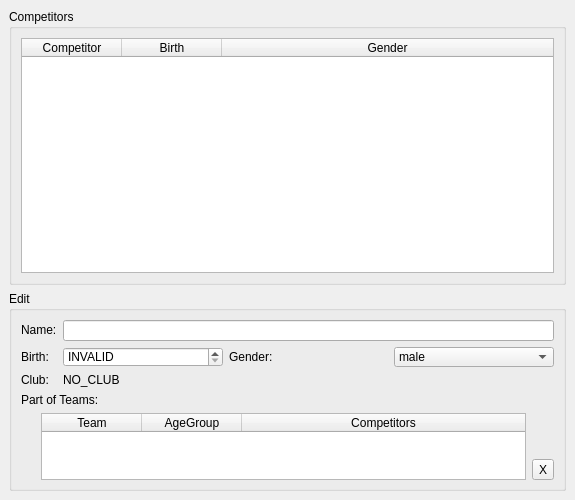
This is modules/competitorlist/competitorlistwidget.ui in MrApe/OpenCompetition as Qt 5 draws it before an edit. The edited form follows.
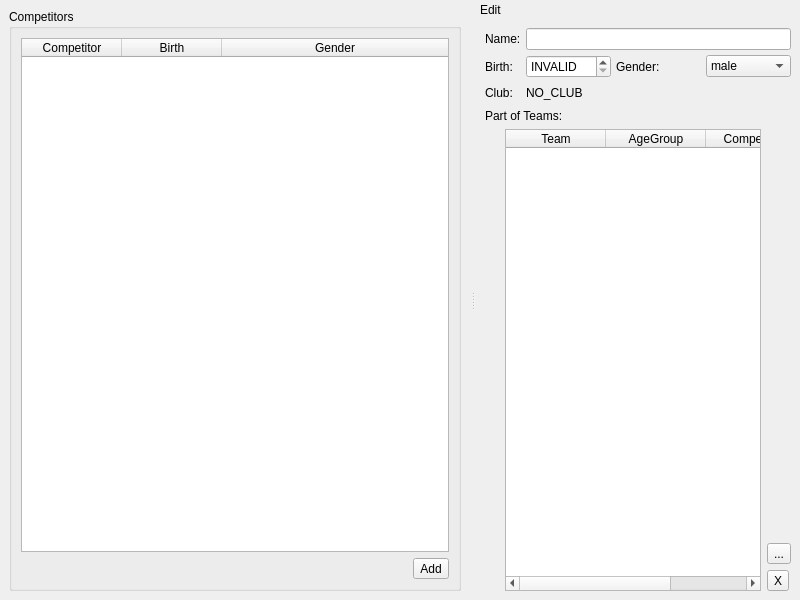
This is the edited form. Icons and pictures are not drawn.

Commit message:
Add to Group beginning
	+ added button to add competitor to specific group
	+ selection from existing groups work
TODO	- looks like a Data Redesign is needed

Patch:
```diff
--- a/modules/competitorlist/competitorlistwidget.ui
+++ b/modules/competitorlist/competitorlistwidget.ui
@@ -6,8 +6,8 @@
    <rect>
     <x>0</x>
     <y>0</y>
-    <width>575</width>
-    <height>500</height>
+    <width>800</width>
+    <height>600</height>
    </rect>
   </property>
   <property name="windowTitle">
@@ -26,7 +26,7 @@
       <property name="title">
        <string>Competitors</string>
       </property>
-      <layout class="QHBoxLayout" name="horizontalLayout_4">
+      <layout class="QVBoxLayout" name="verticalLayout_4">
        <item>
         <widget class="QTableWidget" name="competitorTable">
          <property name="editTriggers">
@@ -70,29 +70,65 @@
          </column>
         </widget>
        </item>
-      </layout>
-     </widget>
-    </item>
     <item>
-     <widget class="QGroupBox" name="groupBox">
-      <property name="sizePolicy">
-       <sizepolicy hsizetype="Preferred" vsizetype="Fixed">
-        <horstretch>0</horstretch>
-        <verstretch>1</verstretch>
-       </sizepolicy>
-      </property>
-      <property name="maximumSize">
+        <layout class="QHBoxLayout" name="horizontalLayout">
+         <item>
+          <spacer name="horizontalSpacer_2">
+           <property name="orientation">
+            <enum>Qt::Horizontal</enum>
+           </property>
+           <property name="sizeHint" stdset="0">
        <size>
-        <width>16777215</width>
-        <height>200</height>
-       </size>
-      </property>
-      <property name="title">
+             <width>40</width>
+             <height>20</height>
+            </size>
+           </property>
+          </spacer>
+         </item>
+         <item>
+          <widget class="QToolButton" name="addCompetitor">
+           <property name="text">
+            <string>Add</string>
+           </property>
+           <property name="icon">
+            <iconset resource="../../ressources.qrc">
+             <normaloff>:/ui/icons/images/icons/plus.png</normaloff>:/ui/icons/images/icons/plus.png</iconset>
+           </property>
+          </widget>
+         </item>
+        </layout>
+       </item>
+      </layout>
+     </widget>
+    </item>
+   </layout>
+  </widget>
+  <widget class="QDockWidget" name="dockWidget">
+   <property name="features">
+    <set>QDockWidget::DockWidgetMovable</set>
+   </property>
+   <property name="windowTitle">
        <string>Edit</string>
       </property>
+   <attribute name="dockWidgetArea">
+    <number>2</number>
+   </attribute>
+   <widget class="QWidget" name="dockWidgetContents">
       <layout class="QVBoxLayout" name="verticalLayout_2">
        <item>
-        <layout class="QGridLayout" name="gridLayout">
+      <layout class="QGridLayout" name="gridLayout" rowminimumheight="20,20,20">
+       <property name="sizeConstraint">
+        <enum>QLayout::SetMaximumSize</enum>
+       </property>
+       <property name="leftMargin">
+        <number>0</number>
+       </property>
+       <property name="topMargin">
+        <number>0</number>
+       </property>
+       <property name="spacing">
+        <number>5</number>
+       </property>
          <item row="0" column="0">
           <widget class="QLabel" name="nameLabel">
            <property name="sizePolicy">
@@ -107,7 +143,20 @@
           </widget>
          </item>
          <item row="0" column="1" colspan="3">
-          <widget class="QLineEdit" name="name"/>
+        <widget class="QLineEdit" name="name">
+         <property name="sizePolicy">
+          <sizepolicy hsizetype="Expanding" vsizetype="Fixed">
+           <horstretch>0</horstretch>
+           <verstretch>0</verstretch>
+          </sizepolicy>
+         </property>
+         <property name="minimumSize">
+          <size>
+           <width>0</width>
+           <height>20</height>
+          </size>
+         </property>
+        </widget>
          </item>
          <item row="1" column="0">
           <widget class="QLabel" name="birthLabel">
@@ -237,6 +286,20 @@
              </property>
             </spacer>
            </item>
+         <item>
+          <widget class="QToolButton" name="add">
+           <property name="text">
+            <string>...</string>
+           </property>
+           <property name="icon">
+            <iconset resource="../../ressources.qrc">
+             <normaloff>:/ui/icons/images/icons/plus.png</normaloff>:/ui/icons/images/icons/plus.png</iconset>
+           </property>
+           <property name="checkable">
+            <bool>true</bool>
+           </property>
+          </widget>
+         </item>
            <item>
             <widget class="QToolButton" name="remove">
              <property name="text">
@@ -254,8 +317,6 @@
        </item>
       </layout>
      </widget>
-    </item>
-   </layout>
   </widget>
  </widget>
  <resources>
```
Left out of the diff: 26 changed lines with no effect on the pictures. Lines whose indentation alone changed are shown as unchanged. The commit also changes 9 other files.
